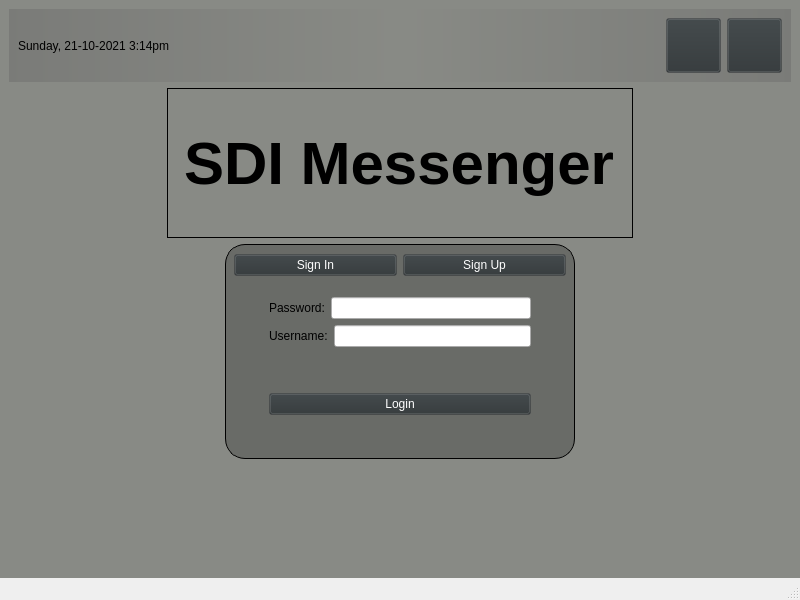
AhmedMuktar1/SDIApplicationGroup51, file login.ui: the form before one commit.
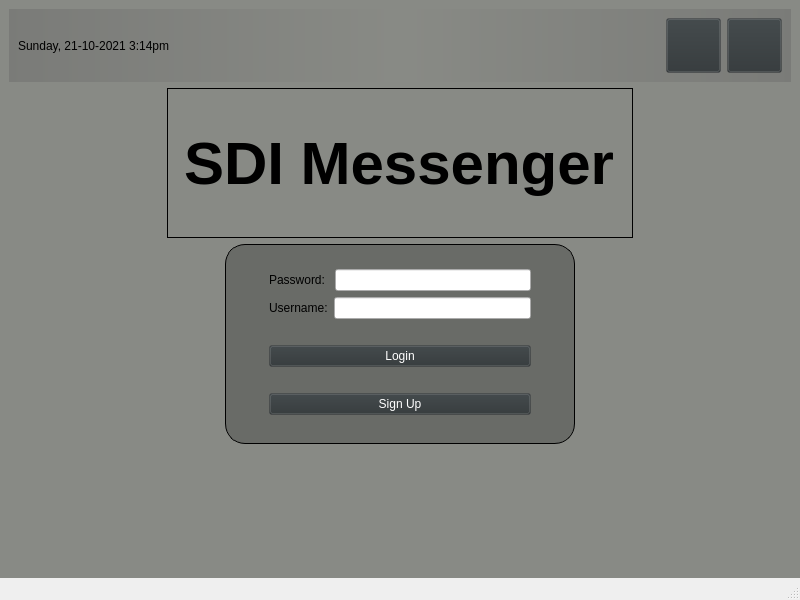
The form after the commit. Icons and pictures are not drawn.

Commit message: Finished GUI and buttons

Diff of the .ui file:
```diff
--- a/login.ui
+++ b/login.ui
@@ -178,27 +178,6 @@
          <property name="topMargin">
           <number>10</number>
          </property>
-         <item>
-          <layout class="QHBoxLayout" name="horizontalLayout_15">
-           <property name="topMargin">
-            <number>0</number>
-           </property>
-           <item>
-            <widget class="QPushButton" name="signUpButton">
-             <property name="text">
-              <string>Sign In</string>
-             </property>
-            </widget>
-           </item>
-           <item>
-            <widget class="QPushButton" name="signInButton">
-             <property name="text">
-              <string>Sign Up</string>
-             </property>
-            </widget>
-           </item>
-          </layout>
-         </item>
          <item>
           <widget class="QWidget" name="SignInContainer" native="true">
            <property name="sizePolicy">
@@ -218,14 +197,14 @@
              <number>35</number>
             </property>
             <property name="bottomMargin">
-             <number>35</number>
+             <number>0</number>
             </property>
             <item>
              <layout class="QHBoxLayout" name="horizontalLayout_13">
               <item>
                <widget class="QLabel" name="loginPasswordLabel">
                 <property name="text">
-                 <string>Password:</string>
+                 <string>Password: </string>
                 </property>
                </widget>
               </item>
@@ -256,7 +235,7 @@
               <property name="sizeHint" stdset="0">
                <size>
                 <width>20</width>
-                <height>40</height>
+                <height>20</height>
                </size>
               </property>
              </spacer>
@@ -268,6 +247,39 @@
               </property>
              </widget>
             </item>
+            <item>
+             <spacer name="verticalSpacer_2">
+              <property name="orientation">
+               <enum>Qt::Vertical</enum>
+              </property>
+              <property name="sizeHint" stdset="0">
+               <size>
+                <width>20</width>
+                <height>10</height>
+               </size>
+              </property>
+             </spacer>
+            </item>
+            <item>
+             <widget class="QPushButton" name="signInButton">
+              <property name="text">
+               <string>Sign Up</string>
+              </property>
+             </widget>
+            </item>
+            <item>
+             <spacer name="verticalSpacer_3">
+              <property name="orientation">
+               <enum>Qt::Vertical</enum>
+              </property>
+              <property name="sizeHint" stdset="0">
+               <size>
+                <width>20</width>
+                <height>20</height>
+               </size>
+              </property>
+             </spacer>
+            </item>
            </layout>
           </widget>
          </item>
```
The commit also changes 12 other files.
